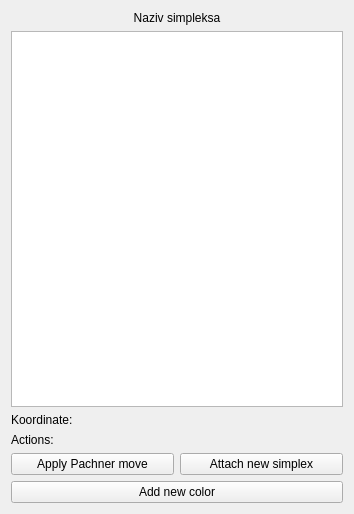
First picture: the form in GUI/Inspector.ui, repository vvmarko/triangulator, before the edit.
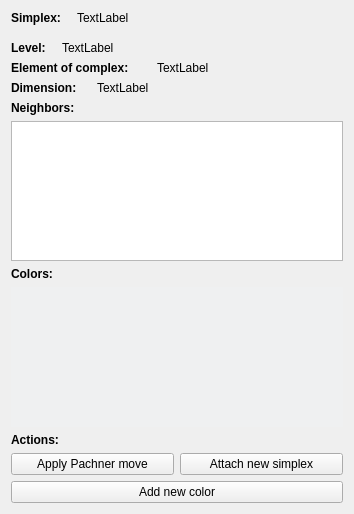
Second picture: the form after the edit.

Diff of the .ui file:
```diff
--- a/GUI/Inspector.ui
+++ b/GUI/Inspector.ui
@@ -15,12 +15,209 @@
   </property>
   <layout class="QVBoxLayout" name="verticalLayout">
    <item>
-    <widget class="QLabel" name="lSimplexName">
+    <layout class="QHBoxLayout" name="horizontalLayout_2">
+     <item>
+      <widget class="QLabel" name="lSimplexNameLbl">
+       <property name="sizePolicy">
+        <sizepolicy hsizetype="Fixed" vsizetype="Preferred">
+         <horstretch>0</horstretch>
+         <verstretch>0</verstretch>
+        </sizepolicy>
+       </property>
+       <property name="minimumSize">
+        <size>
+         <width>60</width>
+         <height>0</height>
+        </size>
+       </property>
+       <property name="maximumSize">
+        <size>
+         <width>60</width>
+         <height>16777215</height>
+        </size>
+       </property>
+       <property name="font">
+        <font>
+         <bold>true</bold>
+        </font>
+       </property>
+       <property name="text">
+        <string>Simplex:</string>
+       </property>
+       <property name="alignment">
+        <set>Qt::AlignLeading|Qt::AlignLeft|Qt::AlignVCenter</set>
+       </property>
+      </widget>
+     </item>
+     <item>
+      <widget class="QLabel" name="lSimplexMark">
+       <property name="text">
+        <string>TextLabel</string>
+       </property>
+      </widget>
+     </item>
+    </layout>
+   </item>
+   <item>
+    <spacer name="verticalSpacer">
+     <property name="orientation">
+      <enum>Qt::Vertical</enum>
+     </property>
+     <property name="sizeType">
+      <enum>QSizePolicy::Fixed</enum>
+     </property>
+     <property name="sizeHint" stdset="0">
+      <size>
+       <width>20</width>
+       <height>10</height>
+      </size>
+     </property>
+    </spacer>
+   </item>
+   <item>
+    <layout class="QHBoxLayout" name="horizontalLayout_3">
+     <item>
+      <widget class="QLabel" name="lLevelLbl">
+       <property name="sizePolicy">
+        <sizepolicy hsizetype="Fixed" vsizetype="Preferred">
+         <horstretch>0</horstretch>
+         <verstretch>0</verstretch>
+        </sizepolicy>
+       </property>
+       <property name="minimumSize">
+        <size>
+         <width>45</width>
+         <height>0</height>
+        </size>
+       </property>
+       <property name="maximumSize">
+        <size>
+         <width>45</width>
+         <height>16777215</height>
+        </size>
+       </property>
+       <property name="font">
+        <font>
+         <bold>true</bold>
+        </font>
+       </property>
+       <property name="text">
+        <string>Level:</string>
+       </property>
+       <property name="alignment">
+        <set>Qt::AlignLeading|Qt::AlignLeft|Qt::AlignVCenter</set>
+       </property>
+      </widget>
+     </item>
+     <item>
+      <widget class="QLabel" name="lLevel">
+       <property name="text">
+        <string>TextLabel</string>
+       </property>
+      </widget>
+     </item>
+    </layout>
+   </item>
+   <item>
+    <layout class="QHBoxLayout" name="horizontalLayout_5">
+     <item>
+      <widget class="QLabel" name="lElementOfComplexLbl">
+       <property name="sizePolicy">
+        <sizepolicy hsizetype="Fixed" vsizetype="Preferred">
+         <horstretch>0</horstretch>
+         <verstretch>0</verstretch>
+        </sizepolicy>
+       </property>
+       <property name="minimumSize">
+        <size>
+         <width>140</width>
+         <height>0</height>
+        </size>
+       </property>
+       <property name="maximumSize">
+        <size>
+         <width>140</width>
+         <height>16777215</height>
+        </size>
+       </property>
+       <property name="font">
+        <font>
+         <bold>true</bold>
+        </font>
+       </property>
+       <property name="text">
+        <string>Element of complex:</string>
+       </property>
+       <property name="alignment">
+        <set>Qt::AlignLeading|Qt::AlignLeft|Qt::AlignVCenter</set>
+       </property>
+      </widget>
+     </item>
+     <item>
+      <widget class="QLabel" name="lElementOfComplex">
+       <property name="text">
+        <string>TextLabel</string>
+       </property>
+      </widget>
+     </item>
+    </layout>
+   </item>
+   <item>
+    <layout class="QHBoxLayout" name="horizontalLayout_4">
+     <item>
+      <widget class="QLabel" name="lDimensionLbl">
+       <property name="sizePolicy">
+        <sizepolicy hsizetype="Fixed" vsizetype="Preferred">
+         <horstretch>0</horstretch>
+         <verstretch>0</verstretch>
+        </sizepolicy>
+       </property>
+       <property name="minimumSize">
+        <size>
+         <width>80</width>
+         <height>0</height>
+        </size>
+       </property>
+       <property name="maximumSize">
+        <size>
+         <width>80</width>
+         <height>16777215</height>
+        </size>
+       </property>
+       <property name="font">
+        <font>
+         <bold>true</bold>
+        </font>
+       </property>
+       <property name="text">
+        <string>Dimension:</string>
+       </property>
+       <property name="alignment">
+        <set>Qt::AlignLeading|Qt::AlignLeft|Qt::AlignVCenter</set>
+       </property>
+      </widget>
+     </item>
+     <item>
+      <widget class="QLabel" name="lDimension">
+       <property name="text">
+        <string>TextLabel</string>
+       </property>
+      </widget>
+     </item>
+    </layout>
+   </item>
+   <item>
+    <widget class="QLabel" name="lSimplexName_4">
+     <property name="font">
+      <font>
+       <bold>true</bold>
+      </font>
+     </property>
      <property name="text">
-      <string>Naziv simpleksa</string>
+      <string>Neighbors:</string>
      </property>
      <property name="alignment">
-      <set>Qt::AlignCenter</set>
+      <set>Qt::AlignLeading|Qt::AlignLeft|Qt::AlignVCenter</set>
      </property>
     </widget>
    </item>
@@ -28,14 +225,77 @@
     <widget class="QTextBrowser" name="textBrowser"/>
    </item>
    <item>
-    <widget class="QLabel" name="lCoords">
+    <widget class="QLabel" name="lSimplexName_6">
+     <property name="font">
+      <font>
+       <bold>true</bold>
+      </font>
+     </property>
      <property name="text">
-      <string>Koordinate:</string>
+      <string>Colors:</string>
+     </property>
+     <property name="alignment">
+      <set>Qt::AlignLeading|Qt::AlignLeft|Qt::AlignVCenter</set>
+     </property>
+    </widget>
+   </item>
+   <item>
+    <widget class="QTextBrowser" name="tbColors">
+     <property name="palette">
+      <palette>
+       <active>
+        <colorrole role="Base">
+         <brush brushstyle="SolidPattern">
+          <color alpha="255">
+           <red>239</red>
+           <green>240</green>
+           <blue>241</blue>
+          </color>
+         </brush>
+        </colorrole>
+       </active>
+       <inactive>
+        <colorrole role="Base">
+         <brush brushstyle="SolidPattern">
+          <color alpha="255">
+           <red>239</red>
+           <green>240</green>
+           <blue>241</blue>
+          </color>
+         </brush>
+        </colorrole>
+       </inactive>
+       <disabled>
+        <colorrole role="Base">
+         <brush brushstyle="SolidPattern">
+          <color alpha="255">
+           <red>252</red>
+           <green>252</green>
+           <blue>252</blue>
+          </color>
+         </brush>
+        </colorrole>
+       </disabled>
+      </palette>
+     </property>
+     <property name="focusPolicy">
+      <enum>Qt::NoFocus</enum>
+     </property>
+     <property name="frameShape">
+      <enum>QFrame::NoFrame</enum>
+     </property>
+     <property name="frameShadow">
+      <enum>QFrame::Plain</enum>
      </property>
     </widget>
    </item>
    <item>
     <widget class="QLabel" name="label">
+     <property name="font">
+      <font>
+       <bold>true</bold>
+      </font>
+     </property>
      <property name="text">
       <string>Actions:</string>
      </property>
```
Left out of the diff: 2 changed lines with no effect on the pictures.
